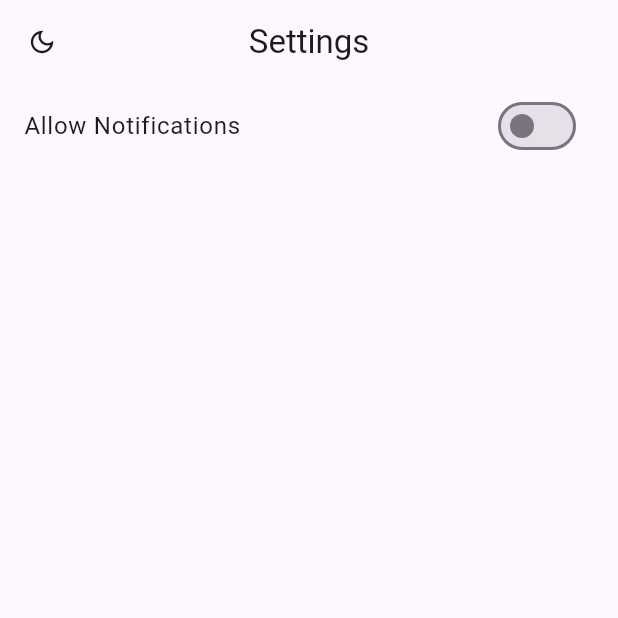
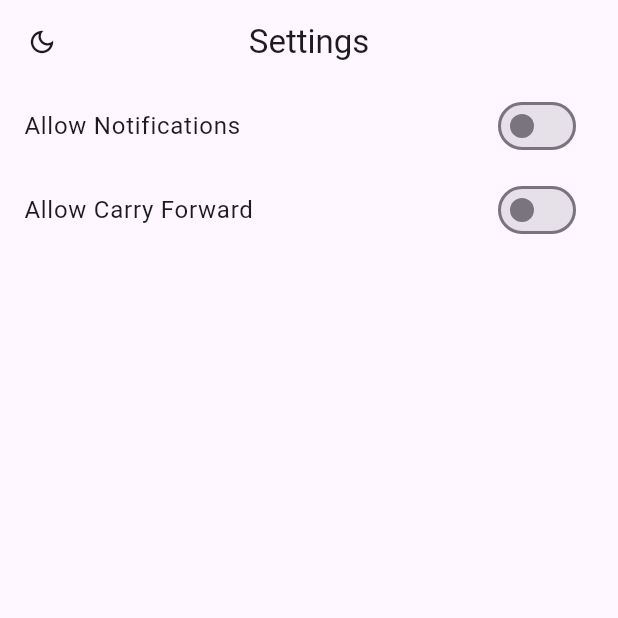
Before and after one commit to jayskhatri/finziee_dart, a Flutter app: the SettingsPage screen opened by its route, after a tap on the "dark mode" icon, on a phone screen of 412 x 824 dp, the top half of it. Run offline on Flutter 3.47's test engine with Material 3 defaults, Android fonts, the phone set to English and light mode, and no system bars; our stand-ins replace auto_animated, flutter_local_notifications, flutter_timezone, get, get_storage, permission_handler and 2 more; accounts and stored records are empty; network calls fail.

Commit message:
added Carry forward on settings page

```diff
--- a/lib/pages/settings_page.dart
+++ b/lib/pages/settings_page.dart
@@ -1,8 +1,8 @@
-import 'package:finziee_dart/services/ThemeServices.dart';
-import 'package:finziee_dart/services/notification_service.dart';
+import 'package:finziee_dart/services/shared_pref.dart';
 import 'package:finziee_dart/util/value_helper.dart';
 import 'package:flutter/material.dart';
 import 'package:get/get.dart';
+import 'package:get_storage/get_storage.dart';
 
 class SettingsPage extends StatefulWidget {
   const SettingsPage({Key? key}) : super(key: key);
@@ -12,17 +12,19 @@ class SettingsPage extends StatefulWidget {
 }
 
 class _SettingsPageState extends State<SettingsPage> {
-  bool notificationAllowed = NotificationService().notificationAllowed;
-  TextEditingController _notificationTimeController = TextEditingController();
+
+  bool notificationAllowed = SharedPref().notificationAllowed;
+  final TextEditingController _notificationTimeController = TextEditingController();
   final ValueHelper valueHelper = ValueHelper();
+  bool cFAllowed = SharedPref().cfAllowed;
+
 
   @override
   void didChangeDependencies() {
-    // TODO: implement didChangeDependencies
     super.didChangeDependencies();
-     _notificationTimeController.text = valueHelper.getFormattedTimeIn12Hr(NotificationService().notificationTime);
-    print('time---------> ${_notificationTimeController.text}');
+     _notificationTimeController.text = valueHelper.getFormattedTimeIn12Hr(SharedPref().notificationTime);
   }
+
   @override
   Widget build(BuildContext context) {
     return Scaffold(
@@ -32,7 +34,7 @@ class _SettingsPageState extends State<SettingsPage> {
         elevation: 0.0,
         leading: GestureDetector(
           onTap: () {
-            ThemeServices().switchTheme();
+            SharedPref().switchTheme();
           },
           child: Icon(
             Get.isDarkMode ? Icons.light_mode_outlined : Icons.dark_mode_outlined,
@@ -51,10 +53,10 @@ class _SettingsPageState extends State<SettingsPage> {
                   notificationAllowed = value;
                 });
                 if(notificationAllowed){
-                  NotificationService().turnOnNotifications(true, TimeOfDay(hour: 20, minute: 0));
+                  SharedPref().turnOnNotifications(true, TimeOfDay(hour: 20, minute: 0));
                 }else{
                   _notificationTimeController.text = valueHelper.getFormattedTimeIn12Hr(TimeOfDay(hour: 20, minute: 0));
-                  NotificationService().turnOffNotifications(false);
+                  SharedPref().turnOffNotifications(false);
                 }
               },
             ),
@@ -67,11 +69,11 @@ class _SettingsPageState extends State<SettingsPage> {
                 onPressed: () async {
                   TimeOfDay? pickedTime = await showTimePicker(
                     context: context,
-                    initialTime: NotificationService().notificationTime,
+                    initialTime: SharedPref().notificationTime,
                   );
                   if (pickedTime != null) {
                     if(notificationAllowed){
-                      NotificationService().turnOnNotifications(true, pickedTime);
+                      SharedPref().turnOnNotifications(true, pickedTime);
                     }
                     setState(() {
                       _notificationTimeController.text = pickedTime.format(context);
@@ -82,6 +84,19 @@ class _SettingsPageState extends State<SettingsPage> {
               ),
             ),
           ),
+
+          ListTile(
+            title: const Text('Allow Carry Forward'),
+            trailing: Switch(
+              value: cFAllowed, // Replace with your variable to control the switch
+              onChanged: (value) {
+                setState(() {
+                  cFAllowed = value;
+                });
+                SharedPref().toggleCFAllowedFlag();
+              },
+            ),
+          ),
         ],
       ),
     );
--- a/lib/services/notification_service.dart
+++ b/lib/services/notification_service.dart
@@ -32,7 +32,6 @@ class NotificationService{
   bool _loadNotificationAllowedFromStorage() => _storage.read(_key)??false;
 
   TimeOfDay _loadNotificationTimeFromStorage()=> valueHelper.getTimeOfDayFromString(_storage.read(_notificationTime)??"8:00 PM");
-
 
   bool get notificationAllowed => _loadNotificationAllowedFromStorage();
   TimeOfDay get notificationTime => _loadNotificationTimeFromStorage();
--- /dev/null
+++ b/lib/services/shared_pref.dart
@@ -0,0 +1,70 @@
+import 'package:finziee_dart/services/notification_service.dart';
+import 'package:finziee_dart/util/value_helper.dart';
+import 'package:flutter/material.dart';
+import 'package:get/get.dart';
+import 'package:get_storage/get_storage.dart';
+
+class SharedPref{
+  //Theme related
+  final _storage = GetStorage();
+  final _key = 'isDarkMode';
+
+  //Notification related
+  final _notificationKey = 'isNotificationsAllowed';
+  final _notificationTime = 'notificationTime';
+  final ValueHelper valueHelper = ValueHelper();
+
+  //cf related
+  final String isCFallowedKey = "CFAllowed";
+
+  //cf related methods
+  bool _loadCFAllowedFlag() => _storage.read(isCFallowedKey)??false;
+
+  toggleCFAllowedFlag() {
+    bool isCFAllowed = _loadCFAllowedFlag();
+    _storage.write(isCFallowedKey, !isCFAllowed);
+    print("CF Allowed: $isCFAllowed");
+  }
+  bool get cfAllowed => _loadCFAllowedFlag();
+
+
+
+  //Notification related methods
+  _saveNotificationSettingsToStorage(bool isNotificationsAllowed, {TimeOfDay time = const TimeOfDay(hour: 20, minute: 0)}) {
+    _storage.write(_key, isNotificationsAllowed);
+    _storage.write(_notificationTime, valueHelper.getFormattedTimeIn12Hr(time));
+  }
+
+  bool _loadNotificationAllowedFromStorage() => _storage.read(_key)??false;
+
+  TimeOfDay _loadNotificationTimeFromStorage()=> valueHelper.getTimeOfDayFromString(_storage.read(_notificationTime)??"8:00 PM");
+
+  bool get notificationAllowed => _loadNotificationAllowedFromStorage();
+  TimeOfDay get notificationTime => _loadNotificationTimeFromStorage();
+
+
+  //Theme related methods
+  _saveThemeToStorage(bool isDarkMode)=>_storage.write(_key, isDarkMode);
+
+  bool _loadThemeFromStorage()=>_storage.read(_key)??false;
+  ThemeMode get theme => _loadThemeFromStorage() ? ThemeMode.dark : ThemeMode.light;
+
+  void switchTheme(){
+    bool isDarkMode = _loadThemeFromStorage();
+    print('theme: $isDarkMode');
+    Get.changeThemeMode(_loadThemeFromStorage()?ThemeMode.light:ThemeMode.dark);
+    _saveThemeToStorage(!_loadThemeFromStorage());
+  }
+
+  void turnOffNotifications(bool isNotificationAllowed) async {
+    print('notification turned off with bool val: $isNotificationAllowed');
+    await NotificationService().cancelDailyNotification();
+    _saveNotificationSettingsToStorage(isNotificationAllowed);
+  }
+
+  void turnOnNotifications(bool isNotificationAllowed, TimeOfDay chosenTime) async {
+    print('notification turned on with bool val: $isNotificationAllowed');
+    await NotificationService().scheduleDailyNotification(chosenTime);
+    _saveNotificationSettingsToStorage(isNotificationAllowed, time: chosenTime);
+  }
+}
```
